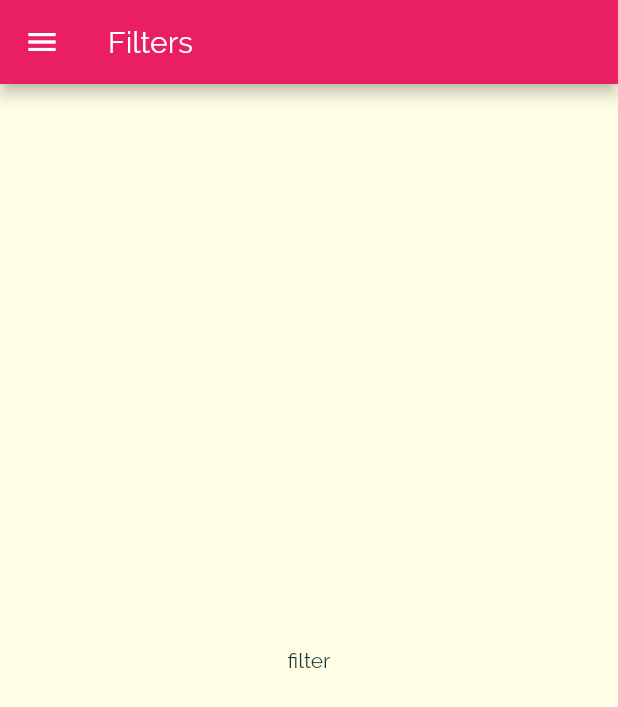
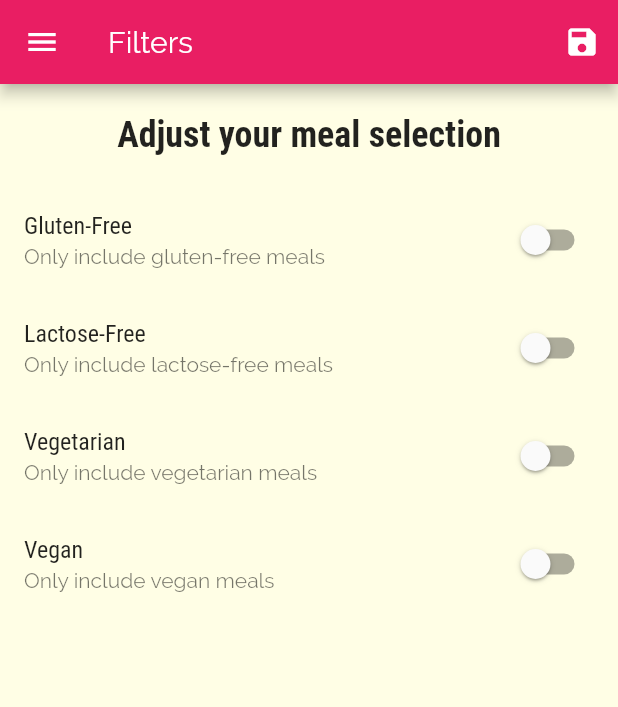
Before and after one commit to MahmoudElsayed-eg/flutter_meal_app, a Flutter app: the FilterScreen screen opened by its route, on a phone screen of 412 x 824 dp. Shown: the top 707 px of the screen. Run offline on Flutter 3.47's test engine with Material 2 defaults, Android fonts, the phone set to English and light mode, and no system bars.

Commit message:
updated filter_screen.dart and managed state in main.dart

```diff
--- a/lib/main.dart
+++ b/lib/main.dart
@@ -1,4 +1,6 @@
 import 'package:flutter/material.dart';
+import 'package:flutter_meal_app/data/dummy_data.dart';
+import 'package:flutter_meal_app/models/meal.dart';
 import 'package:flutter_meal_app/screens/filter_screen.dart';
 import 'package:flutter_meal_app/screens/meal_detail_screen.dart';
 import 'package:flutter_meal_app/screens/meals_screen.dart';
@@ -8,7 +10,42 @@ void main() {
   runApp(MyApp());
 }
 
-class MyApp extends StatelessWidget {
+class MyApp extends StatefulWidget {
+  @override
+  _MyAppState createState() => _MyAppState();
+}
+
+class _MyAppState extends State<MyApp> {
+  Map<String, bool> _filters = {
+    "gluten": false,
+    "lactose": false,
+    "vegan": false,
+    "vegetarian": false,
+  };
+
+  List<Meal> _meals = DUMMY_MEALS;
+
+  void _setFilters(Map<String, bool> filters) {
+    setState(() {
+      _filters = filters;
+      _meals = DUMMY_MEALS.where((element) {
+        if (_filters["gluten"]! && !element.isGlutenFree) {
+          return false;
+        }
+        if (_filters["lactose"]! && !element.isLactoseFree) {
+          return false;
+        }
+        if (_filters["vegan"]! && !element.isVegan) {
+          return false;
+        }
+        if (_filters["vegetarian"]! && !element.isVegetarian) {
+          return false;
+        }
+        return true;
+      }).toList();
+    });
+  }
+
   @override
   Widget build(BuildContext context) {
     return MaterialApp(
@@ -20,11 +57,23 @@ class MyApp extends StatelessWidget {
         textTheme: ThemeData.light().textTheme.copyWith(
             bodyText2: TextStyle(color: Color.fromRGBO(20, 51, 51, 1)),
             bodyText1: TextStyle(color: Color.fromRGBO(20, 51, 51, 1)),
-            headline6: TextStyle(fontSize: 24, fontFamily: "Roboto",fontWeight: FontWeight.bold)),
+            headline6: TextStyle(
+                fontSize: 24,
+                fontFamily: "Roboto",
+                fontWeight: FontWeight.bold)),
         accentColor: Colors.amber,
       ),
       home: BottomTabScreen(),
-      routes: {FilterScreen.routeName:(_) => FilterScreen(),MealScreen.routeName : (_) => MealScreen(),MealDetailScreen.routeName: (_) => MealDetailScreen()},
+      routes: {
+        FilterScreen.routeName: (_) => FilterScreen(
+              function: _setFilters,
+              filters: _filters,
+            ),
+        MealScreen.routeName: (_) => MealScreen(
+              list: _meals,
+            ),
+        MealDetailScreen.routeName: (_) => MealDetailScreen()
+      },
     );
   }
 }
--- a/lib/screens/filter_screen.dart
+++ b/lib/screens/filter_screen.dart
@@ -1,17 +1,98 @@
 import 'package:flutter/material.dart';
 import 'package:flutter_meal_app/widgets/main_drawer.dart';
 
-class FilterScreen extends StatelessWidget {
-  const FilterScreen({Key? key}) : super(key: key);
+class FilterScreen extends StatefulWidget {
+  const FilterScreen({Key? key, required this.function, required this.filters}) : super(key: key);
   static const String routeName = "/filter_screen";
+  final Function function;
+  final Map<String,bool> filters;
+
+  @override
+  _FilterScreenState createState() => _FilterScreenState();
+}
+
+class _FilterScreenState extends State<FilterScreen> {
+  late bool _vegan;
+  late bool _vegetarian;
+  late bool _lactoseFree;
+  late bool _glutenFree;
+
+  @override
+  void initState() {
+    _vegan = widget.filters["vegan"]!;
+    _vegetarian = widget.filters["vegetarian"]!;
+    _lactoseFree = widget.filters["lactose"]!;
+    _glutenFree = widget.filters["gluten"]!;
+    super.initState();
+  }
+
+  Widget _buildSwitchList(
+      String title, String description, bool value, Function updateValue) {
+    return SwitchListTile(
+      value: value,
+      onChanged: (value) => updateValue(value),
+      title: Text(title),
+      subtitle: Text(description),
+    );
+  }
 
   @override
   Widget build(BuildContext context) {
     return Scaffold(
-      body: Center(child: Text("filter")),
+      body: Column(
+        children: [
+          Padding(
+            padding: const EdgeInsets.all(20),
+            child: Text(
+              "Adjust your meal selection",
+              style: Theme.of(context).textTheme.headline6,
+            ),
+          ),
+          _buildSwitchList(
+              "Gluten-Free", "Only include gluten-free meals", _glutenFree,
+              (newValue) {
+            setState(() {
+              _glutenFree = newValue;
+            });
+          }),
+          _buildSwitchList(
+              "Lactose-Free", "Only include lactose-free meals", _lactoseFree,
+              (newValue) {
+            setState(() {
+              _lactoseFree = newValue;
+            });
+          }),
+          _buildSwitchList(
+              "Vegetarian", "Only include vegetarian meals", _vegetarian,
+              (newValue) {
+            setState(() {
+              _vegetarian = newValue;
+            });
+          }),
+          _buildSwitchList("Vegan", "Only include vegan meals", _vegan,
+              (newValue) {
+            setState(() {
+              _vegan = newValue;
+            });
+          }),
+        ],
+      ),
       drawer: MainDrawer(),
       appBar: AppBar(
         title: Text("Filters"),
+        actions: [
+          IconButton(
+              onPressed: () {
+                final Map<String, bool> selectedFilters = {
+                  "gluten": _glutenFree,
+                  "lactose": _lactoseFree,
+                  "vegan": _vegan,
+                  "vegetarian": _vegetarian,
+                };
+                widget.function(selectedFilters);
+              },
+              icon: Icon(Icons.save)),
+        ],
       ),
     );
   }
--- a/lib/screens/tabs_screen.dart
+++ b/lib/screens/tabs_screen.dart
@@ -36,7 +36,6 @@ class _TabsScreenState extends State<TabsScreen> {
 
 class BottomTabScreen extends StatefulWidget {
   const BottomTabScreen({Key? key}) : super(key: key);
-
   @override
   _BottomTabScreenState createState() => _BottomTabScreenState();
 }
```
Also changed, not shown: lib/screens/meals_screen.dart (+3 -4 lines).
